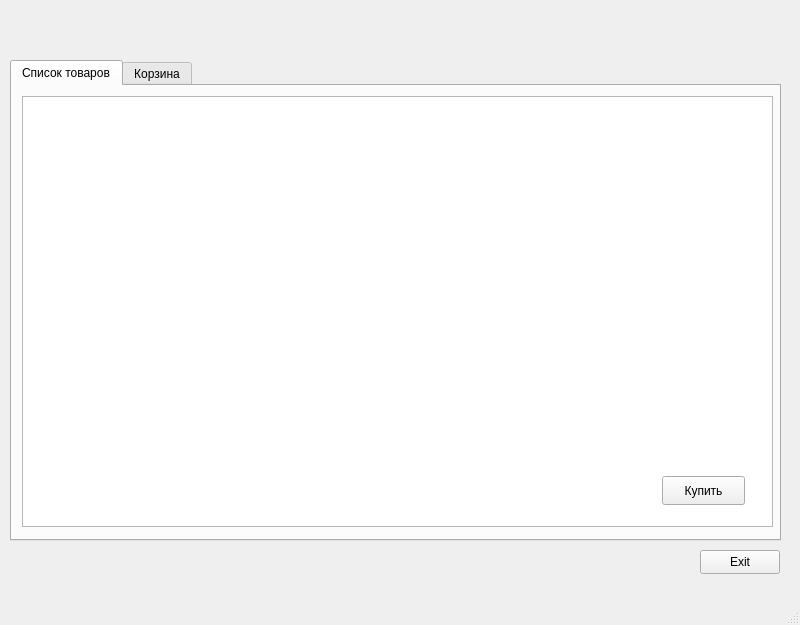
Before: the Qt Designer form buyerhomewindown.ui in dOOmcLiF/WroomWroom, drawn with Qt 5.
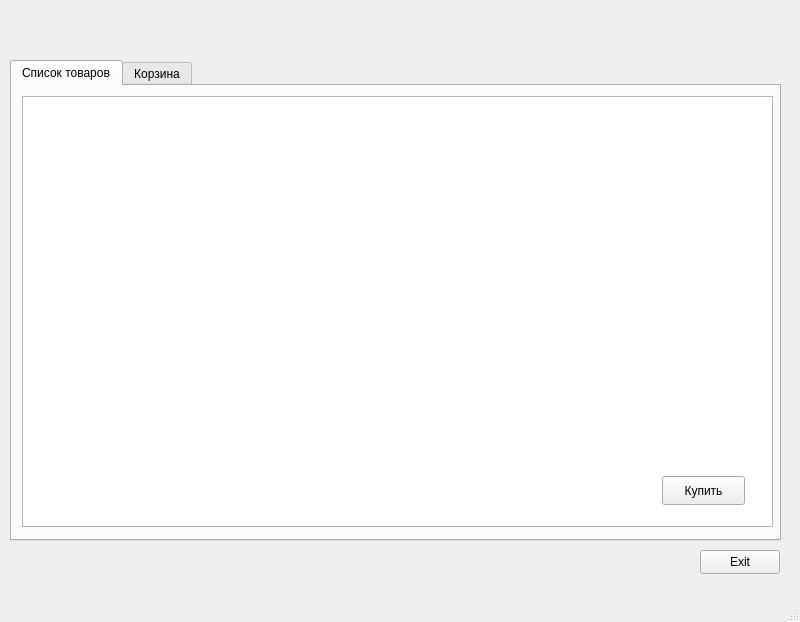
After: the same form once the commit is applied.

Patch:
```diff
--- a/buyerhomewindown.ui
+++ b/buyerhomewindown.ui
@@ -7,9 +7,21 @@
     <x>0</x>
     <y>0</y>
     <width>800</width>
-    <height>625</height>
+    <height>622</height>
    </rect>
   </property>
+  <property name="minimumSize">
+   <size>
+    <width>800</width>
+    <height>622</height>
+   </size>
+  </property>
+  <property name="maximumSize">
+   <size>
+    <width>800</width>
+    <height>622</height>
+   </size>
+  </property>
   <property name="windowTitle">
    <string>MainWindow</string>
   </property>
```
